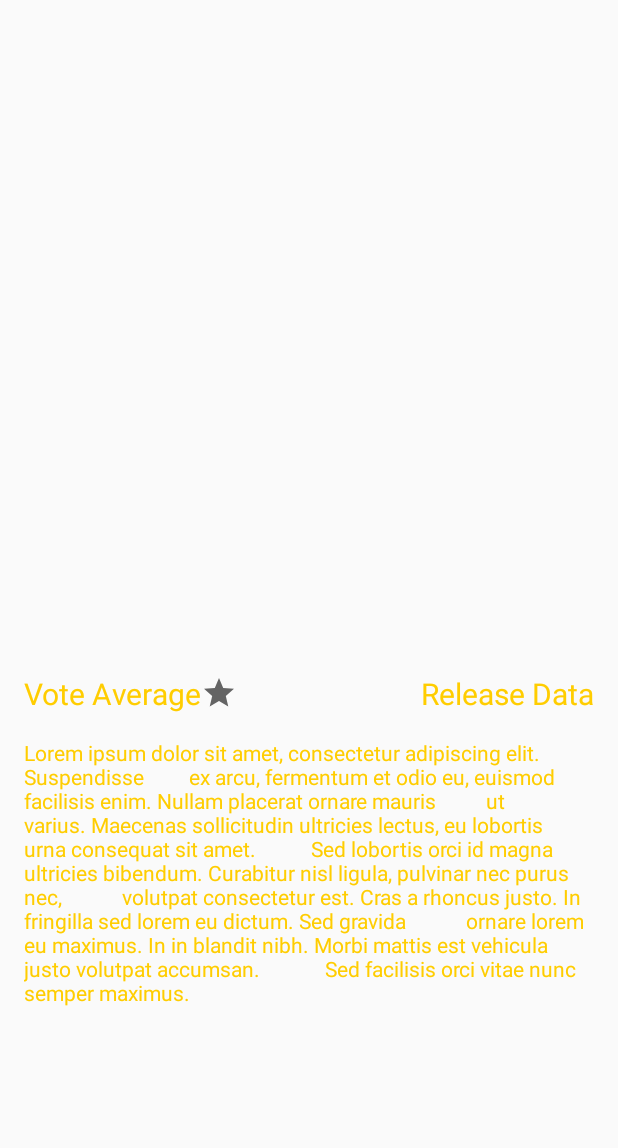
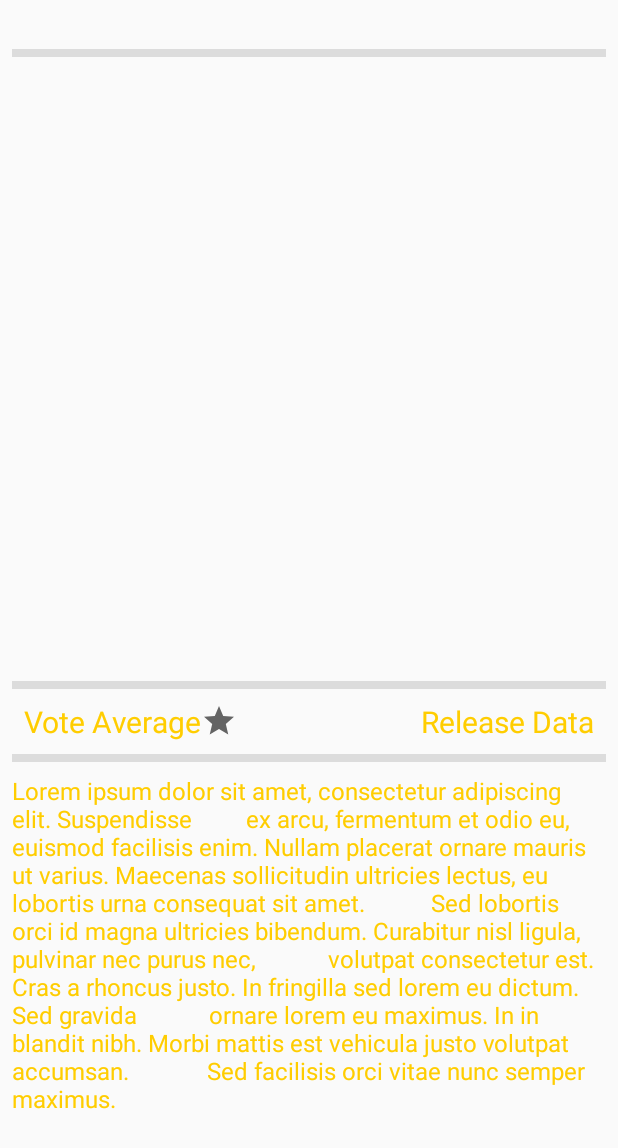
Before and after one commit to Alph420/Movies-Gallery, an Android app: the layout activity_profile_movie.xml on its own in the app's theme, with its tools: preview values and no code run, on a phone screen of 412 x 824 dp. Shown: the top 1148 px of the screen. Run offline under Robolectric (Android 15) with nearby library versions, the light colour scheme and no system bars.

Commit message:
- Add something in activity_profile_movie.xml - code review and indentation

```diff
--- a/app/build.gradle
+++ b/app/build.gradle
@@ -18,7 +18,8 @@ android {
 
     buildTypes {
         release {
-            minifyEnabled false
+            minifyEnabled true
+            shrinkResources true
             proguardFiles getDefaultProguardFile('proguard-android-optimize.txt'), 'proguard-rules.pro'
         }
     }
@@ -40,7 +41,6 @@ dependencies {
     implementation 'com.squareup.retrofit2:retrofit:2.6.1'
     implementation 'com.squareup.retrofit2:converter-gson:2.6.1'
 
-
     // Glide
     // https://github.com/bumptech/glide
     implementation 'com.github.bumptech.glide:glide:4.10.0'
@@ -54,5 +54,4 @@ dependencies {
     // https://github.com/greenrobot/EventBus
     implementation 'org.greenrobot:eventbus:3.2.0'
 
-
 }
--- a/app/src/main/java/com/alphacorporations/moviesgallery/CONSTANT.kt
+++ b/app/src/main/java/com/alphacorporations/moviesgallery/CONSTANT.kt
@@ -4,8 +4,8 @@ package com.alphacorporations.moviesgallery
 Created by Alph4 le 13/09/2020.
 Projet: Movies Gallery
  **/
-class CONSTANT{
-    companion object{
-        var MOVIE_ID:Int? = null
+class CONSTANT {
+    companion object {
+        var MOVIE_ID: Int? = null
     }
 }
--- a/app/src/main/java/com/alphacorporations/moviesgallery/activity/SplashActivity.kt
+++ b/app/src/main/java/com/alphacorporations/moviesgallery/activity/SplashActivity.kt
@@ -19,7 +19,11 @@ class SplashActivity : AppCompatActivity() {
 
     override fun onCreate(savedInstanceState: Bundle?) {
         super.onCreate(savedInstanceState)
-        window.setFlags(WindowManager.LayoutParams.FLAG_FULLSCREEN, WindowManager.LayoutParams.FLAG_FULLSCREEN)
+
+        window.setFlags(
+            WindowManager.LayoutParams.FLAG_FULLSCREEN,
+            WindowManager.LayoutParams.FLAG_FULLSCREEN
+        )
         setContentView(R.layout.activity_splash)
 
         logo_splash.startAnimation(AnimationUtils.loadAnimation(this, R.anim.top_animation))
--- a/app/src/main/java/com/alphacorporations/moviesgallery/activity/adapter/MoviesAdapter.kt
+++ b/app/src/main/java/com/alphacorporations/moviesgallery/activity/adapter/MoviesAdapter.kt
@@ -1,6 +1,5 @@
 package com.alphacorporations.moviesgallery.activity.adapter
 
-import android.os.Bundle
 import android.view.LayoutInflater
 import android.view.View
 import android.view.ViewGroup
@@ -61,5 +60,4 @@ class MoviesAdapter(private var movies: MutableList<Movie>) :
             EventBus.getDefault().post(OpenMovieEvent().openMovieEvent(view, movie))
         }
     }
-
 }
--- a/app/src/main/java/com/alphacorporations/moviesgallery/event/OpenMovieEvent.kt
+++ b/app/src/main/java/com/alphacorporations/moviesgallery/event/OpenMovieEvent.kt
@@ -26,7 +26,6 @@ class OpenMovieEvent {
         intent.putExtra("movie_vote_average", movie.rating)
         intent.putExtra("movie_release_date", movie.releaseDate)
 
-
         v.context.startActivity(intent)
     }
 }
--- a/app/src/main/java/com/alphacorporations/moviesgallery/repository/MoviesRepository.kt
+++ b/app/src/main/java/com/alphacorporations/moviesgallery/repository/MoviesRepository.kt
@@ -1,6 +1,5 @@
 package com.alphacorporations.moviesgallery.repository
 
-import com.alphacorporations.moviesgallery.model.GetMovieResponse
 import com.alphacorporations.moviesgallery.model.GetMoviesResponse
 import com.alphacorporations.moviesgallery.model.Movie
 import com.alphacorporations.moviesgallery.service.ApiMovie
--- a/app/src/main/java/com/alphacorporations/moviesgallery/service/ApiMovie.kt
+++ b/app/src/main/java/com/alphacorporations/moviesgallery/service/ApiMovie.kt
@@ -1,6 +1,5 @@
 package com.alphacorporations.moviesgallery.service
 
-import com.alphacorporations.moviesgallery.model.GetMovieResponse
 import com.alphacorporations.moviesgallery.model.GetMoviesResponse
 import retrofit2.Call
 import retrofit2.http.GET
@@ -14,8 +13,8 @@ interface ApiMovie {
     @GET("movie/popular")
     fun getPopularMovies(
         @Query("api_key") apiKey: String = "47c48be7b9913d1deac8b07d15648980",
-        @Query("language") language:String = "fr",
-        @Query("region") region:String = "FR",
+        @Query("language") language: String = "fr",
+        @Query("region") region: String = "FR",
         @Query("page") page: Int
     ): Call<GetMoviesResponse>
 }
--- a/app/src/main/res/layout/activity_profile_movie.xml
+++ b/app/src/main/res/layout/activity_profile_movie.xml
@@ -1,26 +1,33 @@
 <?xml version="1.0" encoding="utf-8"?>
-<androidx.constraintlayout.widget.ConstraintLayout
-    xmlns:android="http://schemas.android.com/apk/res/android"
+<androidx.constraintlayout.widget.ConstraintLayout xmlns:android="http://schemas.android.com/apk/res/android"
     xmlns:app="http://schemas.android.com/apk/res-auto"
     xmlns:tools="http://schemas.android.com/tools"
     android:layout_width="match_parent"
     android:layout_height="match_parent">
 
-
     <androidx.appcompat.widget.AppCompatTextView
         android:id="@+id/movie_title"
         android:layout_width="match_parent"
         android:layout_height="wrap_content"
-        android:layout_marginTop="16dp"
 
         android:gravity="center"
         android:textColor="@color/colorPrimary"
 
         android:textSize="24sp"
         android:textStyle="bold"
+        app:layout_constraintTop_toTopOf="parent" />
+
+    <View
+        android:id="@+id/divider_one"
+        android:layout_width="0dp"
+        android:layout_height="5dp"
+        android:layout_marginStart="8dp"
+        android:layout_marginEnd="8dp"
+        android:background="?android:attr/listDivider"
+
         app:layout_constraintEnd_toEndOf="parent"
         app:layout_constraintStart_toStartOf="parent"
-        app:layout_constraintTop_toBottomOf="@+id/appBarLayout" />
+        app:layout_constraintTop_toBottomOf="@+id/movie_title" />
 
 
     <ImageView
@@ -33,31 +40,47 @@
         android:layout_marginEnd="16dp"
         app:layout_constraintEnd_toEndOf="parent"
         app:layout_constraintStart_toStartOf="parent"
-        app:layout_constraintTop_toBottomOf="@+id/movie_title" />
+        android:contentDescription="@string/poster_movie"
+        app:layout_constraintTop_toBottomOf="@+id/divider_one" />
+
+    <View
+        android:id="@+id/divider_two"
+        android:layout_width="0dp"
+        android:layout_height="5dp"
+
+        android:layout_marginStart="8dp"
+        android:layout_marginTop="8dp"
+        android:layout_marginEnd="8dp"
+
+        android:background="?android:attr/listDivider"
+
+        app:layout_constraintEnd_toEndOf="parent"
+        app:layout_constraintStart_toStartOf="parent"
+        app:layout_constraintTop_toBottomOf="@+id/movie_poster_path" />
 
 
     <LinearLayout
         android:id="@+id/linearLayout"
         android:layout_width="match_parent"
         android:layout_height="wrap_content"
+
         android:layout_marginStart="16dp"
-
         android:layout_marginTop="8dp"
         android:layout_marginEnd="16dp"
+
         app:layout_constraintEnd_toEndOf="parent"
         app:layout_constraintStart_toStartOf="parent"
-        app:layout_constraintTop_toBottomOf="@+id/movie_poster_path">
+        app:layout_constraintTop_toBottomOf="@+id/divider_two">
 
         <TextView
             android:id="@+id/movie_vote_average"
             android:layout_width="wrap_content"
             android:layout_height="wrap_content"
 
-            android:drawableEnd="@drawable/ic_baseline_star_24"
             android:textColor="@color/colorPrimary"
-            android:textSize="20dp"
+            android:textSize="20sp"
 
-
+            app:drawableEndCompat="@drawable/ic_baseline_star_24"
             tools:text="Vote Average" />
 
         <View
@@ -71,39 +94,51 @@
             android:layout_height="wrap_content"
 
             android:textColor="@color/colorPrimary"
-            android:textSize="20dp"
+            android:textSize="20sp"
+
+            tools:text="Release Data" />
+    </LinearLayout>
+
+    <View
+        android:id="@+id/divider_three"
+        android:layout_width="0dp"
+        android:layout_height="5dp"
+
+        android:layout_marginStart="8dp"
+        android:layout_marginTop="8dp"
+        android:layout_marginEnd="8dp"
+
+        android:background="?android:attr/listDivider"
+
+        app:layout_constraintEnd_toEndOf="parent"
+        app:layout_constraintStart_toStartOf="parent"
+        app:layout_constraintTop_toBottomOf="@+id/linearLayout" />
 
 
-            tools:text="Release Data" />
-
-
-    </LinearLayout>
-
     <ScrollView
+        android:id="@+id/scroll_overview_movie"
         android:layout_width="0dp"
         android:layout_height="0dp"
-        android:layout_marginStart="16dp"
-        android:layout_marginTop="16dp"
-        android:layout_marginEnd="16dp"
+
+        android:layout_marginStart="8dp"
+        android:layout_marginTop="8dp"
+        android:layout_marginEnd="8dp"
         android:layout_marginBottom="8dp"
+
         app:layout_constraintBottom_toBottomOf="parent"
         app:layout_constraintEnd_toEndOf="parent"
-        app:layout_constraintHorizontal_bias="0.0"
         app:layout_constraintStart_toStartOf="parent"
-        app:layout_constraintTop_toBottomOf="@+id/linearLayout"
-        app:layout_constraintVertical_bias="0.0">
+        app:layout_constraintTop_toBottomOf="@+id/divider_three">
 
         <TextView
             android:id="@+id/movie_overview"
-            android:layout_width="match_parent"
-            android:layout_height="match_parent"
-
+            android:layout_width="fill_parent"
+            android:layout_height="wrap_content"
+            android:textAlignment="gravity"
 
             android:textColor="@color/colorPrimary"
-            app:layout_constraintEnd_toEndOf="parent"
-            app:layout_constraintStart_toStartOf="parent"
+            android:textSize="16sp"
 
-            tools:layout_editor_absoluteY="584dp"
             tools:text="Lorem ipsum dolor sit amet, consectetur adipiscing elit. Suspendisse
         ex arcu, fermentum et odio eu, euismod facilisis enim. Nullam placerat ornare mauris
          ut varius. Maecenas sollicitudin ultricies lectus, eu lobortis urna consequat sit amet.
@@ -114,5 +149,4 @@
 
     </ScrollView>
 
-
 </androidx.constraintlayout.widget.ConstraintLayout>
--- a/app/src/main/res/values/strings.xml
+++ b/app/src/main/res/values/strings.xml
@@ -4,4 +4,5 @@
     <string name="popular_movie_categories">Popular movies</string>
     <string name="top_rating_movies">Top rating movies</string>
     <string name="up_coming_movies">Up coming movies</string>
+    <string name="poster_movie">poster_movie</string>
 </resources>
```
Also changed, not shown: app/src/main/java/com/alphacorporations/moviesgallery/activity/MainActivity.kt (+2 -5 lines), app/src/main/java/com/alphacorporations/moviesgallery/activity/MovieProfileActivity.kt (+1 -35 lines), app/src/main/java/com/alphacorporations/moviesgallery/model/GetMovieResponse.kt (deleted, +0 -11 lines).
